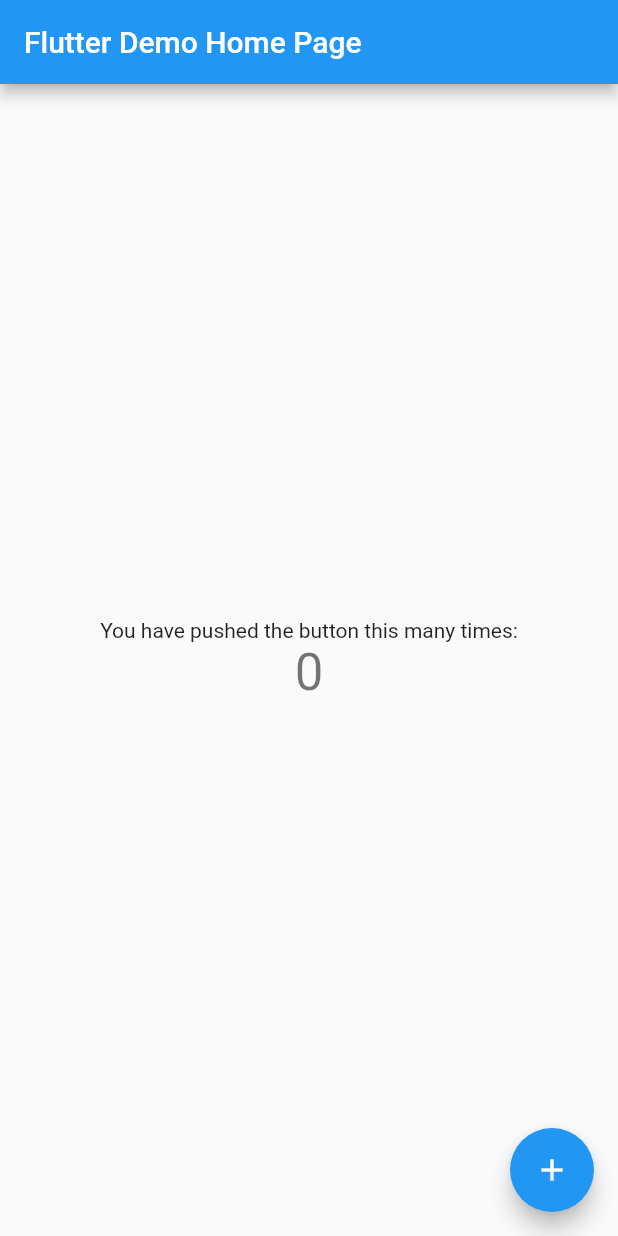
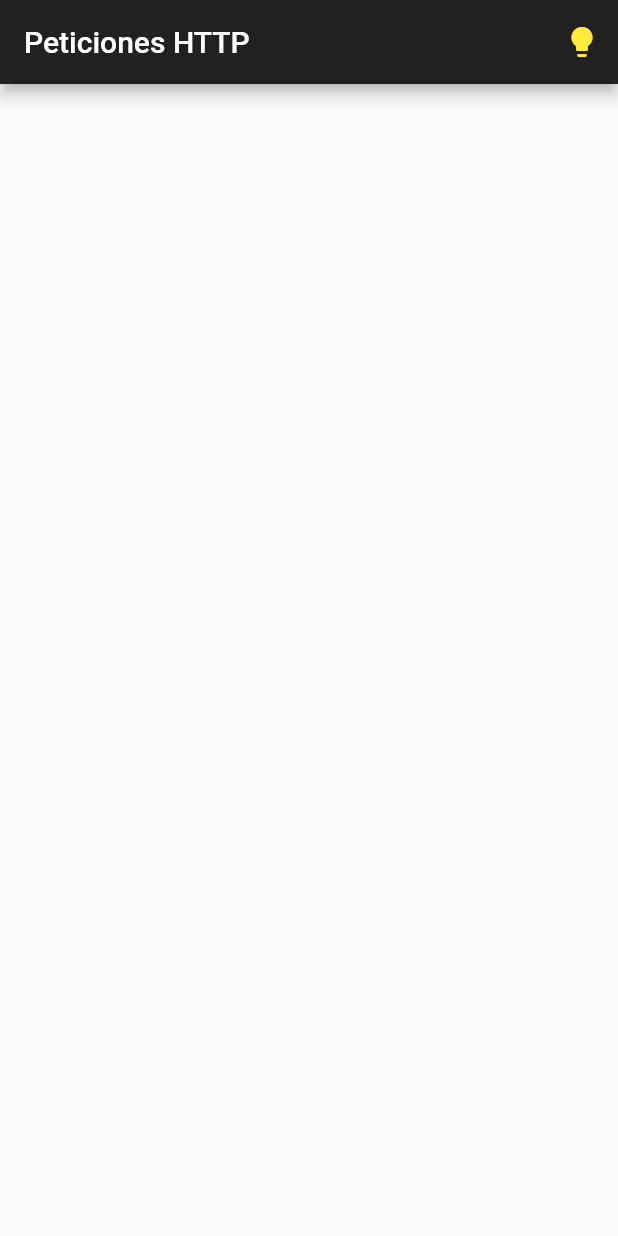
Before and after one commit to Galva21/peticiones_http_flutter, a Flutter app: the screen it shows after launch, on a phone screen of 412 x 824 dp. Run offline on Flutter 3.47's test engine with Material 2 defaults, Android fonts, the phone set to English and light mode, and no system bars.

Commit message:
Mostrar lista de peticion HTTP

```diff
--- a/lib/main.dart
+++ b/lib/main.dart
@@ -1,115 +1,15 @@
 import 'package:flutter/material.dart';
+import 'package:peticiones_http/pages/home.dart';
+import 'package:peticiones_http/services/user_services.dart';
 
-void main() {
-  runApp(const MyApp());
-}
+void main() => runApp(MyApp());
 
 class MyApp extends StatelessWidget {
-  const MyApp({Key? key}) : super(key: key);
-
-  // This widget is the root of your application.
   @override
   Widget build(BuildContext context) {
     return MaterialApp(
-      title: 'Flutter Demo',
-      theme: ThemeData(
-        // This is the theme of your application.
-        //
-        // Try running your application with "flutter run". You'll see the
-        // application has a blue toolbar. Then, without quitting the app, try
-        // changing the primarySwatch below to Colors.green and then invoke
-        // "hot reload" (press "r" in the console where you ran "flutter run",
-        // or simply save your changes to "hot reload" in a Flutter IDE).
-        // Notice that the counter didn't reset back to zero; the application
-        // is not restarted.
-        primarySwatch: Colors.blue,
-      ),
-      home: const MyHomePage(title: 'Flutter Demo Home Page'),
+      title: 'Material App',
+      home: Home(),
     );
   }
 }
-
-class MyHomePage extends StatefulWidget {
-  const MyHomePage({Key? key, required this.title}) : super(key: key);
-
-  // This widget is the home page of your application. It is stateful, meaning
-  // that it has a State object (defined below) that contains fields that affect
-  // how it looks.
-
-  // This class is the configuration for the state. It holds the values (in this
-  // case the title) provided by the parent (in this case the App widget) and
-  // used by the build method of the State. Fields in a Widget subclass are
-  // always marked "final".
-
-  final String title;
-
-  @override
-  State<MyHomePage> createState() => _MyHomePageState();
-}
-
-class _MyHomePageState extends State<MyHomePage> {
-  int _counter = 0;
-
-  void _incrementCounter() {
-    setState(() {
-      // This call to setState tells the Flutter framework that something has
-      // changed in this State, which causes it to rerun the build method below
-      // so that the display can reflect the updated values. If we changed
-      // _counter without calling setState(), then the build method would not be
-      // called again, and so nothing would appear to happen.
-      _counter++;
-    });
-  }
-
-  @override
-  Widget build(BuildContext context) {
-    // This method is rerun every time setState is called, for instance as done
-    // by the _incrementCounter method above.
-    //
-    // The Flutter framework has been optimized to make rerunning build methods
-    // fast, so that you can just rebuild anything that needs updating rather
-    // than having to individually change instances of widgets.
-    return Scaffold(
-      appBar: AppBar(
-        // Here we take the value from the MyHomePage object that was created by
-        // the App.build method, and use it to set our appbar title.
-        title: Text(widget.title),
-      ),
-      body: Center(
-        // Center is a layout widget. It takes a single child and positions it
-        // in the middle of the parent.
-        child: Column(
-          // Column is also a layout widget. It takes a list of children and
-          // arranges them vertically. By default, it sizes itself to fit its
-          // children horizontally, and tries to be as tall as its parent.
-          //
-          // Invoke "debug painting" (press "p" in the console, choose the
-          // "Toggle Debug Paint" action from the Flutter Inspector in Android
-          // Studio, or the "Toggle Debug Paint" command in Visual Studio Code)
-          // to see the wireframe for each widget.
-          //
-          // Column has various properties to control how it sizes itself and
-          // how it positions its children. Here we use mainAxisAlignment to
-          // center the children vertically; the main axis here is the vertical
-          // axis because Columns are vertical (the cross axis would be
-          // horizontal).
-          mainAxisAlignment: MainAxisAlignment.center,
-          children: <Widget>[
-            const Text(
-              'You have pushed the button this many times:',
-            ),
-            Text(
-              '$_counter',
-              style: Theme.of(context).textTheme.headline4,
-            ),
-          ],
-        ),
-      ),
-      floatingActionButton: FloatingActionButton(
-        onPressed: _incrementCounter,
-        tooltip: 'Increment',
-        child: const Icon(Icons.add),
-      ), // This trailing comma makes auto-formatting nicer for build methods.
-    );
-  }
-}
--- /dev/null
+++ b/lib/models/actividad.dart
@@ -0,0 +1,35 @@
+class ActividadModel {
+    ActividadModel({
+        this.activity,
+        this.type,
+        this.participants,
+        this.price,
+        this.key,
+        this.accessibility,
+    });
+
+    String? activity;
+    String? type;
+    int? participants;
+    double? price;
+    String? key;
+    double? accessibility;
+
+    factory ActividadModel.fromJson(Map<String, dynamic> json) => ActividadModel(
+        activity: json["activity"],
+        type: json["type"],
+        participants: json["participants"],
+        price: json["price"].toDouble(),
+        key: json["key"],
+        accessibility: json["accessibility"].toDouble(),
+    );
+
+    Map<String, dynamic> toJson() => {
+        "activity": activity,
+        "type": type,
+        "participants": participants,
+        "price": price,
+        "key": key,
+        "accessibility": accessibility,
+    };
+}
--- /dev/null
+++ b/lib/pages/home.dart
@@ -0,0 +1,56 @@
+import 'package:flutter/material.dart';
+import 'package:peticiones_http/models/actividad.dart';
+import 'package:peticiones_http/services/user_services.dart';
+
+class Home extends StatefulWidget {
+  @override
+  State<Home> createState() => _HomeState();
+}
+
+class _HomeState extends State<Home> {
+  List<ActividadModel> _actividadModel = [];
+  @override
+  Widget build(BuildContext context) {
+    return Scaffold(
+        appBar: AppBar(
+          backgroundColor: Colors.grey[900],
+          title: Text('Peticiones HTTP'),
+          actions: [
+            IconButton(
+              onPressed: () async {
+                _actividadModel.add(await UserServices().getIdeas());
+                setState(() {});
+              },
+              splashColor: Colors.green,
+              icon: Icon(
+                Icons.lightbulb,
+                color: Colors.yellow,
+              ),
+            ),
+          ],
+        ),
+        body: ListView(
+          children: [
+            for (var item in _actividadModel)
+              ExpansionTile(
+                title: Text(item.activity!),
+                subtitle: Text(item.type!),
+                children: [
+                  ListTile(
+                    title: Text(item.participants.toString()),
+                    leading: Icon(Icons.people),
+                  ),
+                  ListTile(
+                    title: Text(item.price.toString()),
+                    leading: Icon(Icons.money),
+                  ),
+                  ListTile(
+                    title: Text(item.accessibility.toString()),
+                    leading: Icon(Icons.accessibility),
+                  ),
+                ],
+              )
+          ],
+        ));
+  }
+}
--- /dev/null
+++ b/lib/services/user_services.dart
@@ -0,0 +1,23 @@
+import 'dart:convert';
+
+import 'package:http/http.dart' as http;
+import 'package:peticiones_http/models/actividad.dart';
+
+class UserServices {
+  Future getIdeas() async {
+    try {
+      var url = Uri.parse('https://www.boredapi.com/api/activity/');
+    var response = await http.get(url);
+    if (response.statusCode == 200) {
+      var data = jsonDecode(response.body);
+      ActividadModel actividad = new ActividadModel.fromJson(data);
+      return actividad;
+    }else{
+      return null;
+    }
+    } catch (e) {
+      print(e);
+      return null;
+    }
+  }
+}
```
Also changed, not shown: pubspec.yaml (+45 -55 lines), pubspec.lock, 1 other file.
